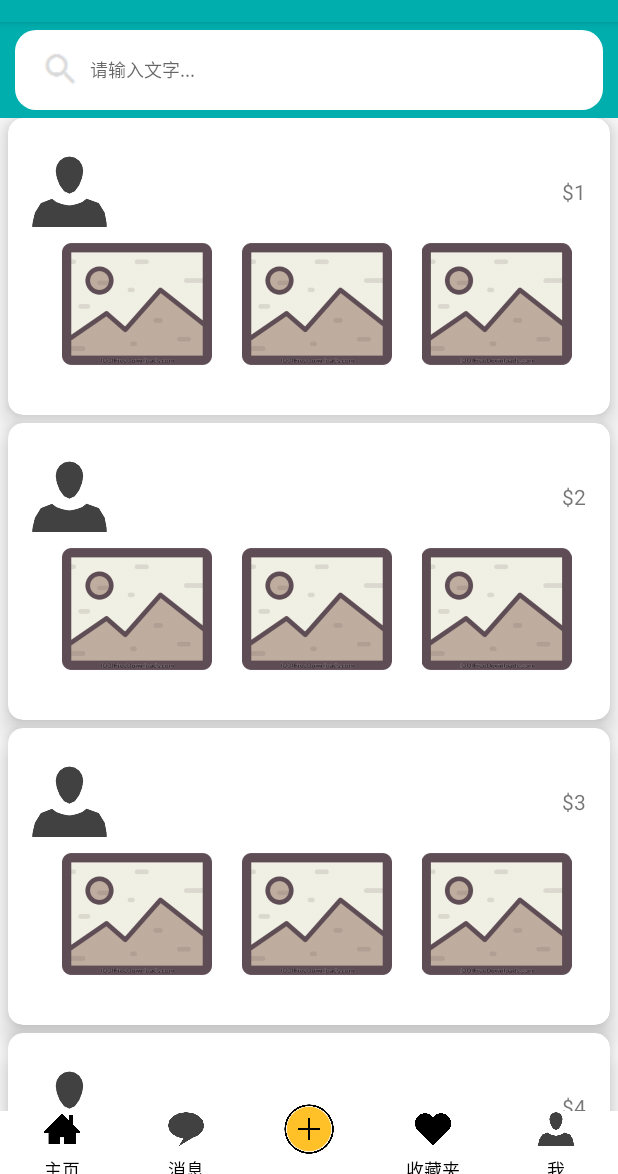
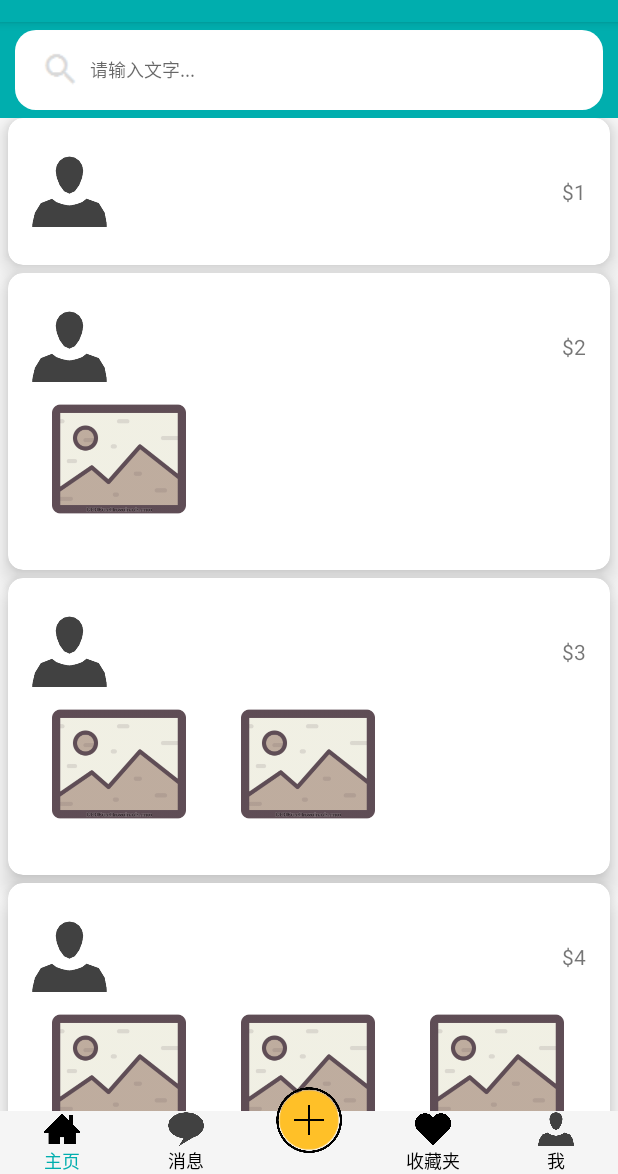
Before and after one commit to Alanlovecoding/Second-Hand-Selling-Platform, an Android app: the screen it shows after launch (MainActivity), on a phone screen of 412 x 824 dp, the part 62-1236 px from its top. Run offline under Robolectric (Android 15) with nearby library versions, the phone set to English and light mode, and no system bars.

Commit message:
new page

```diff
--- a/app/src/main/java/cn/edu/pku/gofish/Adapter/RecordCardAdapter.java
+++ b/app/src/main/java/cn/edu/pku/gofish/Adapter/RecordCardAdapter.java
@@ -1,11 +1,15 @@
 package cn.edu.pku.gofish.Adapter;
 
 
+import android.content.Context;
 import android.support.v7.widget.RecyclerView;
 import android.util.Log;
 import android.view.LayoutInflater;
 import android.view.View;
 import android.view.ViewGroup;
+import android.widget.BaseAdapter;
+import android.widget.GridView;
+import android.widget.ImageView;
 import android.widget.TextView;
 
 import java.util.List;
@@ -16,16 +20,16 @@ import cn.edu.pku.gofish.R;
 
 public class RecordCardAdapter extends RecyclerView.Adapter {
     private List<Record> RecordList;
-    public RecordCardAdapter(List<Record> _RecordList) {
+    private Context context;
+    public RecordCardAdapter(List<Record> _RecordList,Context context) {
         RecordList = _RecordList;
+        this.context = context;
     }
 
     @Override
     public RecyclerView.ViewHolder onCreateViewHolder(ViewGroup viewGroup, int i) {
         Log.d("ViewHolder", "onCreateViewHolder, i: " + i);
         View v = LayoutInflater.from(viewGroup.getContext()).inflate(R.layout.view_item, viewGroup, false);
-        /*LinearLayout.LayoutParams lp = new LinearLayout.LayoutParams(ViewGroup.LayoutParams.MATCH_PARENT, ViewGroup.LayoutParams.WRAP_CONTENT);
-        view.setLayoutParams(lp);*/
         return new ViewHolder(v);
     }
 
@@ -35,8 +39,9 @@ public class RecordCardAdapter extends RecyclerView.Adapter {
         ViewHolder holder = (ViewHolder) viewHolder;
         holder.position = i;
         Record record = RecordList.get(i);
-        //if(holder != null&&record!=null)
-            holder.information.setText(record.TextLine());
+
+        holder.information.setText(record.TextLine());
+        holder.gridView.setAdapter(new ImageAdapter(context,i%4));
     }
 
     @Override
@@ -49,15 +54,65 @@ public class RecordCardAdapter extends RecyclerView.Adapter {
 
         public TextView information;
         public int position;
-
+        public GridView gridView;
         public ViewHolder(View view)
         {
             super(view);
             information = (TextView) view.findViewById(R.id.textView);
+            gridView=(GridView) view.findViewById(R.id.gridview);
         }
 
     }
 
+    private class ImageAdapter extends BaseAdapter {
+        private Context mContext;
+        private int num;
+        public ImageAdapter(Context context,int num) {
+            this.mContext=context;
+            this.num = num;
+        }
+
+        @Override
+        public int getCount() {
+            return num;
+        }
+
+        @Override
+        public Object getItem(int position) {
+            return mThumbIds[position];
+        }
+
+        @Override
+        public long getItemId(int position) {
+            // TODO Auto-generated method stub
+            return 0;
+        }
+
+        @Override
+        public View getView(int position, View convertView, ViewGroup parent) {
+            //定义一个ImageView,显示在GridView里
+            ImageView imageView;
+            if(convertView==null){
+                imageView=new ImageView(mContext);
+                imageView.setLayoutParams(new GridView.LayoutParams(150, 150));
+
+                imageView.setScaleType(ImageView.ScaleType.CENTER_CROP);
+                imageView.setPadding(8, 8, 8, 8);
+            }else{
+                imageView = (ImageView) convertView;
+            }
+            imageView.setImageResource(mThumbIds[position]);
+            return imageView;
+        }
 
 
+
+    }
+
+    private Integer[] mThumbIds = {
+            R.drawable.icon_photo, R.drawable.icon_photo,
+            R.drawable.icon_photo
+
+    };
+
 }
--- a/app/src/main/java/cn/edu/pku/gofish/FragmentFavorite.java
+++ b/app/src/main/java/cn/edu/pku/gofish/FragmentFavorite.java
@@ -37,7 +37,7 @@ public class FragmentFavorite extends Fragment {
         recyclerView.setHasFixedSize(true);
         RecordList = new ArrayList<Record>();
         initData();
-        recordCardAdapter = new RecordCardAdapter(RecordList);
+        recordCardAdapter = new RecordCardAdapter(RecordList,getContext());
         recyclerView.setAdapter(recordCardAdapter);
     }
 
--- a/app/src/main/java/cn/edu/pku/gofish/FragmentHomepage.java
+++ b/app/src/main/java/cn/edu/pku/gofish/FragmentHomepage.java
@@ -38,7 +38,7 @@ public class FragmentHomepage extends Fragment {
         recyclerView.setHasFixedSize(true);
         RecordList = new ArrayList<Record>();
         initData();
-        recordCardAdapter = new RecordCardAdapter(RecordList);
+        recordCardAdapter = new RecordCardAdapter(RecordList,getContext());
         recyclerView.setAdapter(recordCardAdapter);
     }
 
--- a/app/src/main/java/cn/edu/pku/gofish/MainActivity.java
+++ b/app/src/main/java/cn/edu/pku/gofish/MainActivity.java
@@ -10,6 +10,7 @@ import android.view.View;
 import android.widget.FrameLayout;
 import android.widget.ImageView;
 import android.widget.PopupWindow;
+import android.widget.TextView;
 
 /**
  * Created by leonardo on 16/5/7.
@@ -25,7 +26,7 @@ public class MainActivity extends AppCompatActivity implements View.OnClickListe
 
 
     private ImageView homepageIv, messageIv, favoriteIv, meIv;
-
+    private TextView homepageTv,messageTv,favoriteTv,meTv;
 
     private ImageView toggleImageView, plusImageView;
 
@@ -65,6 +66,10 @@ public class MainActivity extends AppCompatActivity implements View.OnClickListe
         favoriteIv = (ImageView) findViewById(R.id.image_favorite);
         meIv = (ImageView) findViewById(R.id.image_me);
 
+        homepageTv = (TextView) findViewById(R.id.text_homepage);
+        messageTv = (TextView) findViewById(R.id.text_message);
+        favoriteTv = (TextView) findViewById(R.id.text_favorite);
+        meTv = (TextView) findViewById(R.id.text_me);
 
         toggleImageView = (ImageView) findViewById(R.id.toggle_btn);
         plusImageView = (ImageView) findViewById(R.id.plus_btn);
@@ -136,15 +141,19 @@ public class MainActivity extends AppCompatActivity implements View.OnClickListe
 
         homepageFl.setSelected(true);
         homepageIv.setSelected(true);
+        homepageTv.setSelected(true);
 
         messageFl.setSelected(false);
         messageIv.setSelected(false);
+        messageTv.setSelected(false);
 
         favoriteFl.setSelected(false);
         favoriteIv.setSelected(false);
+        favoriteTv.setSelected(false);
 
         meFl.setSelected(false);
         meIv.setSelected(false);
+        meTv.setSelected(false);
     }
 
     /**
@@ -163,15 +172,19 @@ public class MainActivity extends AppCompatActivity implements View.OnClickListe
 
         homepageFl.setSelected(false);
         homepageIv.setSelected(false);
+        homepageTv.setSelected(false);
 
         messageFl.setSelected(true);
         messageIv.setSelected(true);
+        messageTv.setSelected(true);
 
         favoriteFl.setSelected(false);
         favoriteIv.setSelected(false);
+        favoriteTv.setSelected(false);
 
         meFl.setSelected(false);
         meIv.setSelected(false);
+        meTv.setSelected(false);
     }
 
     /**
@@ -190,15 +203,19 @@ public class MainActivity extends AppCompatActivity implements View.OnClickListe
 
         homepageFl.setSelected(false);
         homepageIv.setSelected(false);
+        homepageTv.setSelected(false);
 
         messageFl.setSelected(false);
         messageIv.setSelected(false);
+        messageTv.setSelected(false);
 
         favoriteFl.setSelected(true);
         favoriteIv.setSelected(true);
+        favoriteTv.setSelected(true);
 
         meFl.setSelected(false);
         meIv.setSelected(false);
+        meTv.setSelected(false);
     }
 
     /**
@@ -217,15 +234,19 @@ public class MainActivity extends AppCompatActivity implements View.OnClickListe
 
         homepageFl.setSelected(false);
         homepageIv.setSelected(false);
+        homepageTv.setSelected(false);
 
         messageFl.setSelected(false);
         messageIv.setSelected(false);
+        messageTv.setSelected(false);
 
         favoriteFl.setSelected(false);
         favoriteIv.setSelected(false);
+        favoriteTv.setSelected(false);
 
         meFl.setSelected(true);
         meIv.setSelected(true);
+        meTv.setSelected(true);
     }
 
 
--- /dev/null
+++ b/app/src/main/res/drawable/text_color_select.xml
@@ -0,0 +1,6 @@
+<?xml version="1.0" encoding="utf-8"?>
+<selector xmlns:android="http://schemas.android.com/apk/res/android">
+
+    <item android:color="@color/colorPrimary" android:state_selected="true" />
+    <item android:color="@color/black" />
+</selector>
--- a/app/src/main/res/layout/activity_main.xml
+++ b/app/src/main/res/layout/activity_main.xml
@@ -2,7 +2,8 @@
 <RelativeLayout xmlns:android="http://schemas.android.com/apk/res/android"
     android:layout_width="fill_parent"
     android:layout_height="fill_parent"
-    android:fitsSystemWindows="true">
+    android:fitsSystemWindows="true"
+    >
 
     <FrameLayout
         android:id="@+id/frame_content"
@@ -23,9 +24,10 @@
         <LinearLayout
             android:layout_width="match_parent"
             android:layout_height="42dp"
-            android:background="@color/white"
+            android:background="#F5F5F5"
             android:orientation="horizontal"
-            android:layout_gravity="bottom">
+            android:layout_gravity="bottom"
+            >
 
             <!-- homepage -->
 
@@ -43,11 +45,12 @@
                     android:src="@drawable/icon_homepage_select" />
 
                 <TextView
+                    android:id="@+id/text_homepage"
                     android:layout_width="wrap_content"
-                    android:layout_height="12dp"
+                    android:layout_height="18dp"
                     android:layout_gravity="bottom|center"
                     android:text="@string/homepage"
-                    android:textColor="@android:color/black"
+                    android:textColor="@drawable/text_color_select"
                     android:textSize="12sp" />
             </FrameLayout>
 
@@ -67,11 +70,12 @@
                     android:src="@drawable/icon_message_select" />
 
                 <TextView
+                    android:id="@+id/text_message"
                     android:layout_width="wrap_content"
-                    android:layout_height="12dp"
+                    android:layout_height="18dp"
                     android:layout_gravity="bottom|center"
                     android:text="@string/message"
-                    android:textColor="@android:color/black"
+                    android:textColor="@drawable/text_color_select"
                     android:textSize="12sp" />
             </FrameLayout>
 
@@ -99,11 +103,12 @@
                     android:src="@drawable/icon_favorite_select" />
 
                 <TextView
+                    android:id="@+id/text_favorite"
                     android:layout_width="wrap_content"
-                    android:layout_height="12dp"
+                    android:layout_height="18dp"
                     android:layout_gravity="bottom|center"
                     android:text="@string/favorite"
-                    android:textColor="@android:color/black"
+                    android:textColor="@drawable/text_color_select"
                     android:textSize="12sp"
                     android:autoText="true" />
             </FrameLayout>
@@ -124,11 +129,12 @@
                     android:src="@drawable/icon_me_select" />
 
                 <TextView
+                    android:id="@+id/text_me"
                     android:layout_width="wrap_content"
-                    android:layout_height="12dp"
+                    android:layout_height="18dp"
                     android:layout_gravity="bottom|center"
                     android:text="@string/me"
-                    android:textColor="@android:color/black"
+                    android:textColor="@drawable/text_color_select"
                     android:textSize="12sp" />
             </FrameLayout>
         </LinearLayout>
@@ -140,8 +146,8 @@
 
     <ImageView
         android:id="@+id/toggle_btn"
-        android:layout_width="36dp"
-        android:layout_height="36dp"
+        android:layout_width="48dp"
+        android:layout_height="48dp"
         android:layout_alignParentBottom="true"
 
         android:layout_centerInParent="true"
@@ -152,8 +158,8 @@
 
     <ImageView
         android:id="@+id/plus_btn"
-        android:layout_width="36dp"
-        android:layout_height="36dp"
+        android:layout_width="48dp"
+        android:layout_height="48dp"
         android:layout_alignParentBottom="true"
         android:src="@drawable/icon_add_black"
         android:layout_marginBottom="12dp"
--- a/app/src/main/res/layout/view_item.xml
+++ b/app/src/main/res/layout/view_item.xml
@@ -38,7 +38,17 @@
                 android:layout_alignParentBottom="true"
                 android:layout_alignParentTop="true" />
         </RelativeLayout>
-        <LinearLayout
+
+        <GridView
+            android:id="@+id/gridview"
+            android:layout_width="match_parent"
+            android:layout_height="wrap_content"
+            android:numColumns="3"
+            android:horizontalSpacing="10dp"
+            android:verticalSpacing="10dp"
+            android:stretchMode="columnWidth"
+            android:gravity="center" />
+        <!--  LinearLayout
              android:layout_width="match_parent"
              android:layout_height="100dp"
              android:layout_marginLeft="10dp"
@@ -66,7 +76,7 @@
                  android:layout_weight="0.3" />
 
 
-        </LinearLayout>
+         </LinearLayout  -->
 
     </LinearLayout>
 
```
Also changed, not shown: app/src/main/res/layout/view_record_card.xml (deleted, +0 -56 lines), 4 other files. Lines whose indentation alone changed are shown as unchanged.
